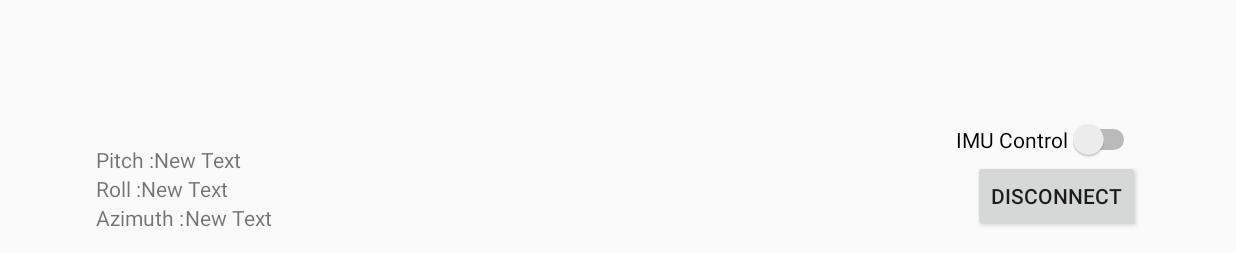
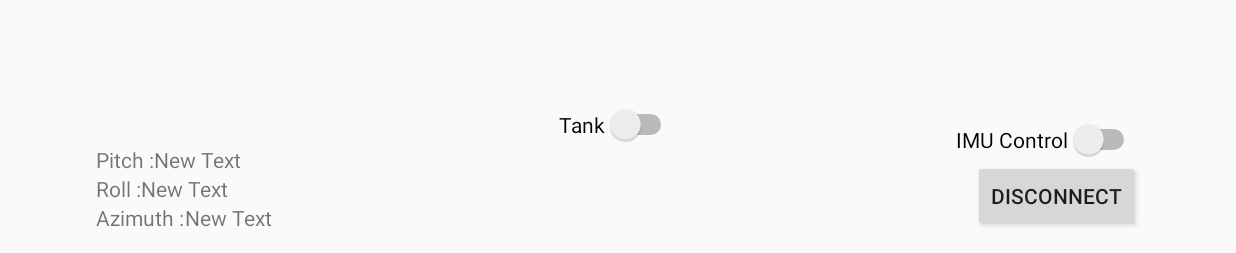
Before and after one commit to p0wdrdotcom/bluetooth-lego-motor-control, an Android app: the ContollerActivity screen opened directly, with no data from a screen before it, on a phone screen of 824 x 412 dp (held sideways). Shown: the part 362-615 px from the top of the screen. Run offline under Robolectric (Android 15) with nearby library versions, the phone set to English and light mode, and no system bars.

Commit message:
added a tank like imu control

```diff
--- a/Android/CarController/app/src/main/java/com/p0wdr/apps/carcontroller/ContollerActivity.java
+++ b/Android/CarController/app/src/main/java/com/p0wdr/apps/carcontroller/ContollerActivity.java
@@ -53,10 +53,12 @@ public class ContollerActivity extends ActionBarActivity implements SensorEventL
     Button servo135;
 
     Switch accelCtrltoggle;
+    Switch tankCtrlToggle;
     String lastServoCommand = "";
     String lastMotorCommand = "";
     private boolean isBluetoothConnected = false;
     private boolean acceptAccelerometerInput = false;
+    private boolean tankVesusServoInput = false;
     BluetoothSocket bluetoothSocket;
 
     private static UUID SERIAL_DEVICE_UUID = java.util.UUID.fromString("00001101-0000-1000-8000-00805F9B34FB");
@@ -202,6 +204,15 @@ public class ContollerActivity extends ActionBarActivity implements SensorEventL
         });
 
 
+        tankCtrlToggle = (Switch) findViewById(R.id.tank_ctrl);
+        tankCtrlToggle.setChecked(tankVesusServoInput);
+        tankCtrlToggle.setOnCheckedChangeListener(new CompoundButton.OnCheckedChangeListener() {
+            @Override
+            public void onCheckedChanged(CompoundButton buttonView, boolean isChecked) {
+                tankVesusServoInput = isChecked;
+            }
+        });
+
         accelCtrltoggle = (Switch) findViewById(R.id.accel_ctrl);
         accelCtrltoggle.setChecked(acceptAccelerometerInput);
         accelCtrltoggle.setOnCheckedChangeListener(new CompoundButton.OnCheckedChangeListener() {
@@ -251,6 +262,9 @@ public class ContollerActivity extends ActionBarActivity implements SensorEventL
     private void sendMotorAForward(int speed) {
         sendMotorCommand("CMDMAF" + speed + ";");
     }
+    private void sendMotorBForward(int speed) {
+        sendMotorCommand("CMDMBF" + speed + ";");
+    }
 
     private void sendMotorCommand(String command) {
         if (!lastMotorCommand.equals(command)) {
@@ -262,9 +276,15 @@ public class ContollerActivity extends ActionBarActivity implements SensorEventL
     private void sendMotorAReverse(int speed) {
         sendMotorCommand("CMDMAR" + speed + ";");
     }
+    private void sendMotorBReverse(int speed) {
+        sendMotorCommand("CMDMBR" + speed + ";");
+    }
 
     private void stopMotorA() {
         sendMotorCommand("CMDMAS;");
+    }
+    private void stopMotorB() {
+        sendMotorCommand("CMDMBS;");
     }
 
 
@@ -282,6 +302,29 @@ public class ContollerActivity extends ActionBarActivity implements SensorEventL
             double rollValue =  sensorFusion.getRoll();
             double pitchValue =  sensorFusion.getPitch();
 
+
+            if (tankVesusServoInput) {
+                // Gate the pitch
+                pitchValue = Math.min(pitchValue, 100);
+                pitchValue = Math.max(pitchValue, -100);
+                int speedDiff = (int) pitchValue;
+                int speed = makeSpeedFromRoll(rollValue);
+                if (speed == 0){
+                    stopMotorA();
+                    stopMotorB();
+                } else {
+                    if (rollValue > -90){
+                        sendMotorAForward(Math.max(speed - speedDiff, 0));
+                        sendMotorBForward(Math.min(speed + speedDiff, 255));
+                    } else {
+                        sendMotorAReverse(Math.max(speed - speedDiff, 0));
+                        sendMotorBReverse(Math.min(speed + speedDiff, 255));
+                    }
+                }
+
+
+            } else {
+
                 // Motor control
                 // Upper bound the roll
                 if (rollValue > 0){
@@ -297,13 +340,15 @@ public class ContollerActivity extends ActionBarActivity implements SensorEventL
                         sendMotorAReverse(speed);
                     }
                 }
-
                 // Servo Control
                 // Gate the pitch
                 pitchValue = Math.min(pitchValue, 50);
                 pitchValue = Math.max(pitchValue, -50);
                 int angle = makeAngleFromPitch(pitchValue);
                 sendServoAAngle(angle);
+            }
+
+
 
         }
     }
@@ -361,16 +406,18 @@ public class ContollerActivity extends ActionBarActivity implements SensorEventL
     private void registerSensorManagerListeners(){
         sensorManager.registerListener(this,
                 sensorManager.getDefaultSensor(Sensor.TYPE_ACCELEROMETER),
-                SensorManager.SENSOR_DELAY_UI);
+                SensorManager.SENSOR_DELAY_NORMAL);
 
         sensorManager.registerListener(this,
                 sensorManager.getDefaultSensor(Sensor.TYPE_GYROSCOPE),
-                SensorManager.SENSOR_DELAY_UI);
+                SensorManager.SENSOR_DELAY_NORMAL);
 
         sensorManager.registerListener(this,
                 sensorManager.getDefaultSensor(Sensor.TYPE_MAGNETIC_FIELD),
-                SensorManager.SENSOR_DELAY_UI);
+                SensorManager.SENSOR_DELAY_NORMAL);
     }
+
+
 
     @Override
     protected void onResume() {
--- a/Android/CarController/app/src/main/res/layout/activity_contoller.xml
+++ b/Android/CarController/app/src/main/res/layout/activity_contoller.xml
@@ -151,4 +151,15 @@
         android:layout_alignEnd="@+id/motorbstop"
         android:layout_alignStart="@+id/motorbstop" />
 
+    <Switch
+        android:layout_width="wrap_content"
+        android:layout_height="wrap_content"
+        android:text="Tank"
+        android:textOn="on"
+        android:textOff="off"
+        android:id="@+id/tank_ctrl"
+        android:checked="false"
+        android:layout_above="@+id/pitch"
+        android:layout_centerHorizontal="true" />
+
 </RelativeLayout>
```
Lines whose indentation alone changed are shown as unchanged.
